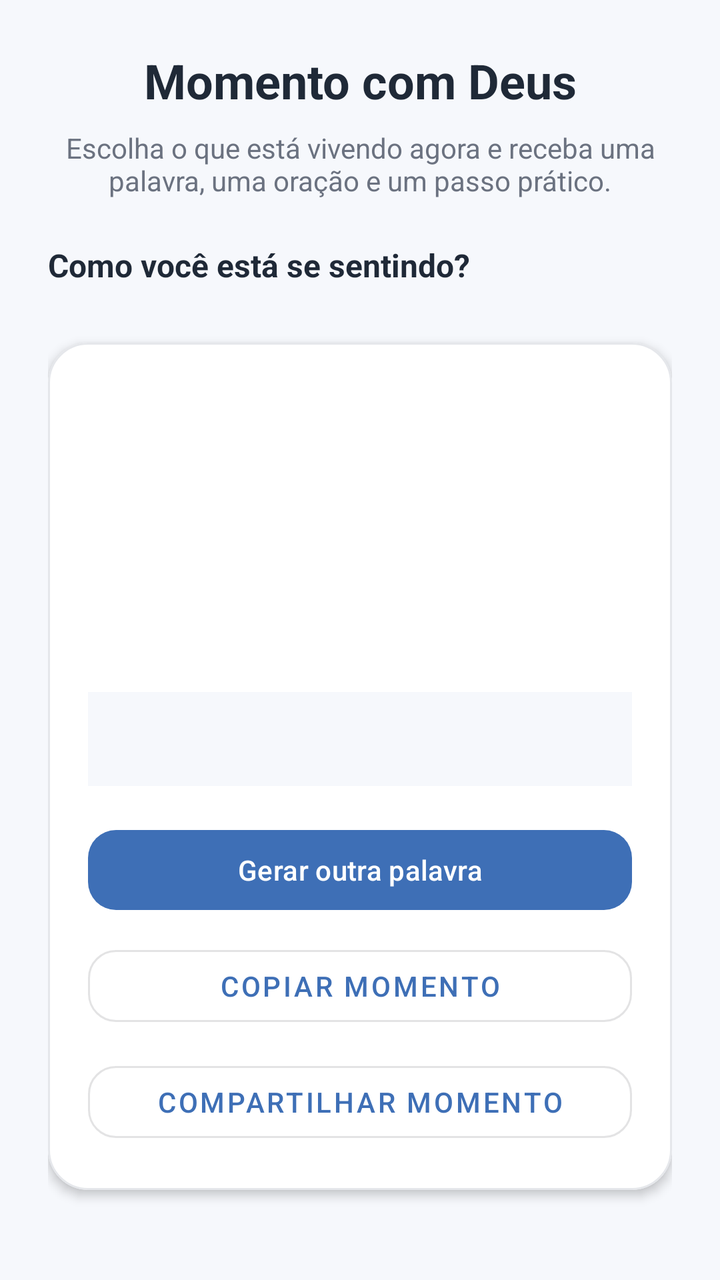
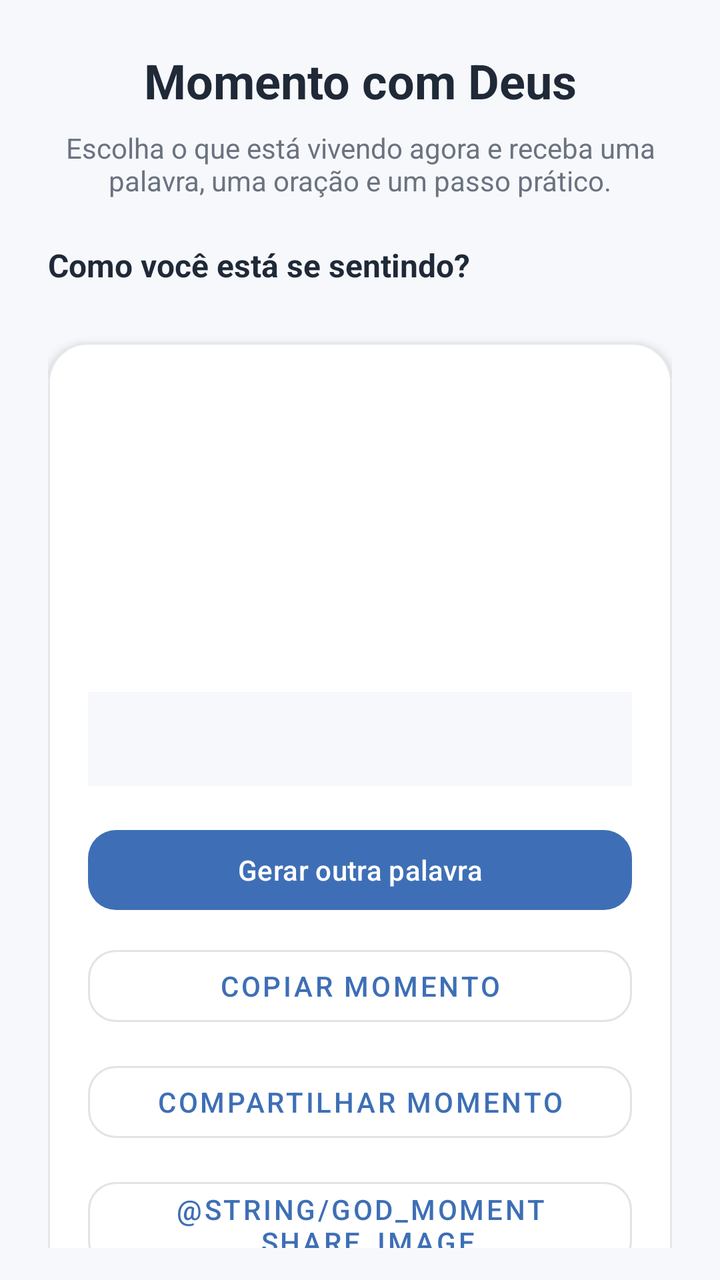

Screens rendered from an Android XML layout before and after an edit, with the pre-edit source and the edit as a unified diff.
<!-- AndroidManifest.xml: application theme Theme.ManaDiario -->
<!-- res/layout/fragment_momento_com_deus.xml -->
<?xml version="1.0" encoding="utf-8"?>
<androidx.core.widget.NestedScrollView xmlns:android="http://schemas.android.com/apk/res/android"
    xmlns:app="http://schemas.android.com/apk/res-auto"
    android:layout_width="match_parent"
    android:layout_height="match_parent"
    android:background="@color/cor_fundo_app"
    android:fillViewport="true"
    android:padding="16dp">

    <LinearLayout
        android:layout_width="match_parent"
        android:layout_height="wrap_content"
        android:orientation="vertical"
        android:padding="8dp">

        <TextView
            android:layout_width="match_parent"
            android:layout_height="wrap_content"
            android:gravity="center"
            android:text="@string/god_moment_title"
            android:textColor="@color/cor_texto_principal"
            android:textSize="24sp"
            android:textStyle="bold" />

        <TextView
            android:layout_width="match_parent"
            android:layout_height="wrap_content"
            android:layout_marginTop="8dp"
            android:gravity="center"
            android:text="@string/god_moment_subtitle"
            android:textColor="@color/cor_texto_secundario"
            android:textSize="14sp" />

        <TextView
            android:layout_width="match_parent"
            android:layout_height="wrap_content"
            android:layout_marginTop="22dp"
            android:text="@string/god_moment_choose"
            android:textColor="@color/cor_texto_principal"
            android:textSize="16sp"
            android:textStyle="bold" />

        <HorizontalScrollView
            android:layout_width="match_parent"
            android:layout_height="wrap_content"
            android:layout_marginTop="10dp"
            android:overScrollMode="never"
            android:scrollbars="none">

            <com.google.android.material.chip.ChipGroup
                android:id="@+id/chipGroupGodMoment"
                android:layout_width="wrap_content"
                android:layout_height="wrap_content"
                app:singleSelection="true" />
        </HorizontalScrollView>

        <com.google.android.material.card.MaterialCardView
            android:layout_width="match_parent"
            android:layout_height="wrap_content"
            android:layout_marginTop="18dp"
            app:cardBackgroundColor="@color/cor_superficie"
            app:cardCornerRadius="20dp"
            app:cardElevation="3dp"
            app:strokeColor="@color/cor_divider"
            app:strokeWidth="1dp">

            <LinearLayout
                android:layout_width="match_parent"
                android:layout_height="wrap_content"
                android:orientation="vertical"
                android:padding="20dp">

                <TextView
                    android:id="@+id/tvGodMomentName"
                    android:layout_width="match_parent"
                    android:layout_height="wrap_content"
                    android:gravity="center"
                    android:textColor="@color/cor_primaria"
                    android:textSize="15sp"
                    android:textStyle="bold" />

                <TextView
                    android:id="@+id/tvGodMomentMessage"
                    android:layout_width="match_parent"
                    android:layout_height="wrap_content"
                    android:layout_marginTop="14dp"
                    android:gravity="center"
                    android:lineSpacingExtra="5dp"
                    android:textColor="@color/cor_texto_principal"
                    android:textSize="18sp"
                    android:textStyle="bold" />

                <TextView
                    android:id="@+id/tvGodMomentVerse"
                    android:layout_width="match_parent"
                    android:layout_height="wrap_content"
                    android:layout_marginTop="18dp"
                    android:gravity="center"
                    android:lineSpacingExtra="5dp"
                    android:textColor="@color/cor_texto_principal"
                    android:textSize="16sp"
                    android:textStyle="italic" />

                <TextView
                    android:id="@+id/tvGodMomentPrayer"
                    android:layout_width="match_parent"
                    android:layout_height="wrap_content"
                    android:layout_marginTop="18dp"
                    android:lineSpacingExtra="5dp"
                    android:textColor="@color/cor_texto_secundario"
                    android:textSize="15sp" />

                <TextView
                    android:id="@+id/tvGodMomentAction"
                    android:layout_width="match_parent"
                    android:layout_height="wrap_content"
                    android:layout_marginTop="18dp"
                    android:background="@color/cor_fundo_app"
                    android:lineSpacingExtra="4dp"
                    android:padding="14dp"
                    android:textColor="@color/cor_texto_principal"
                    android:textSize="14sp" />

                <com.google.android.material.button.MaterialButton
                    android:id="@+id/btnGodMomentNew"
                    android:layout_width="match_parent"
                    android:layout_height="wrap_content"
                    android:layout_marginTop="18dp"
                    android:text="@string/god_moment_new"
                    app:cornerRadius="14dp" />

                <com.google.android.material.button.MaterialButton
                    android:id="@+id/btnGodMomentCopy"
                    style="@style/Widget.MaterialComponents.Button.OutlinedButton"
                    android:layout_width="match_parent"
                    android:layout_height="wrap_content"
                    android:layout_marginTop="10dp"
                    android:text="@string/god_moment_copy"
                    app:cornerRadius="14dp" />

                <com.google.android.material.button.MaterialButton
                    android:id="@+id/btnGodMomentShare"
                    style="@style/Widget.MaterialComponents.Button.OutlinedButton"
                    android:layout_width="match_parent"
                    android:layout_height="wrap_content"
                    android:layout_marginTop="10dp"
                    android:text="@string/god_moment_share"
                    app:cornerRadius="14dp" />
            </LinearLayout>
        </com.google.android.material.card.MaterialCardView>
    </LinearLayout>
</androidx.core.widget.NestedScrollView>
<!-- resources referenced by this layout -->
<resources>
  <color name="cor_divider">#E5E7EB</color>
  <color name="cor_fundo_app">#F6F8FC</color>
  <color name="cor_primaria">#3E6FB6</color>
  <color name="cor_superficie">#FFFFFFFF</color>
  <color name="cor_texto_principal">#1F2937</color>
  <color name="cor_texto_secundario">#6B7280</color>
  <string name="god_moment_choose">Como você está se sentindo?</string>
  <string name="god_moment_copy">Copiar momento</string>
  <string name="god_moment_new">Gerar outra palavra</string>
  <string name="god_moment_share">Compartilhar momento</string>
  <string name="god_moment_subtitle">Escolha o que está vivendo agora e receba uma palavra, uma oração e um passo prático.</string>
  <string name="god_moment_title">Momento com Deus</string>
  <style name="Theme.ManaDiario" parent="Base.Theme.ManaDiario" />
  <style name="Base.Theme.ManaDiario" parent="Theme.Material3.DayNight.NoActionBar">
          <item name="colorPrimary">@color/cor_primaria</item>
          <item name="colorOnPrimary">@color/white</item>
          <item name="colorSecondary">@color/cor_secundaria</item>
          <item name="android:statusBarColor">@color/cor_primaria_escura</item>
          <item name="android:navigationBarColor">@color/cor_fundo_app</item>
          <item name="android:windowBackground">@color/cor_fundo_app</item>
      </style>
  <color name="white">#FFFFFFFF</color>
  <color name="cor_secundaria">#A7C7E7</color>
  <color name="cor_primaria_escura">#2D5A99</color>
</resources>

<!-- the commit's change to res/layout/fragment_momento_com_deus.xml (unified diff, before → after) -->
@@ -146,6 +146,15 @@
                     android:layout_marginTop="10dp"
                     android:text="@string/god_moment_share"
                     app:cornerRadius="14dp" />
+
+                <com.google.android.material.button.MaterialButton
+                    android:id="@+id/btnGodMomentShareImage"
+                    style="@style/Widget.MaterialComponents.Button.OutlinedButton"
+                    android:layout_width="match_parent"
+                    android:layout_height="wrap_content"
+                    android:layout_marginTop="10dp"
+                    android:text="@string/god_moment_share_image"
+                    app:cornerRadius="14dp" />
             </LinearLayout>
         </com.google.android.material.card.MaterialCardView>
     </LinearLayout>
